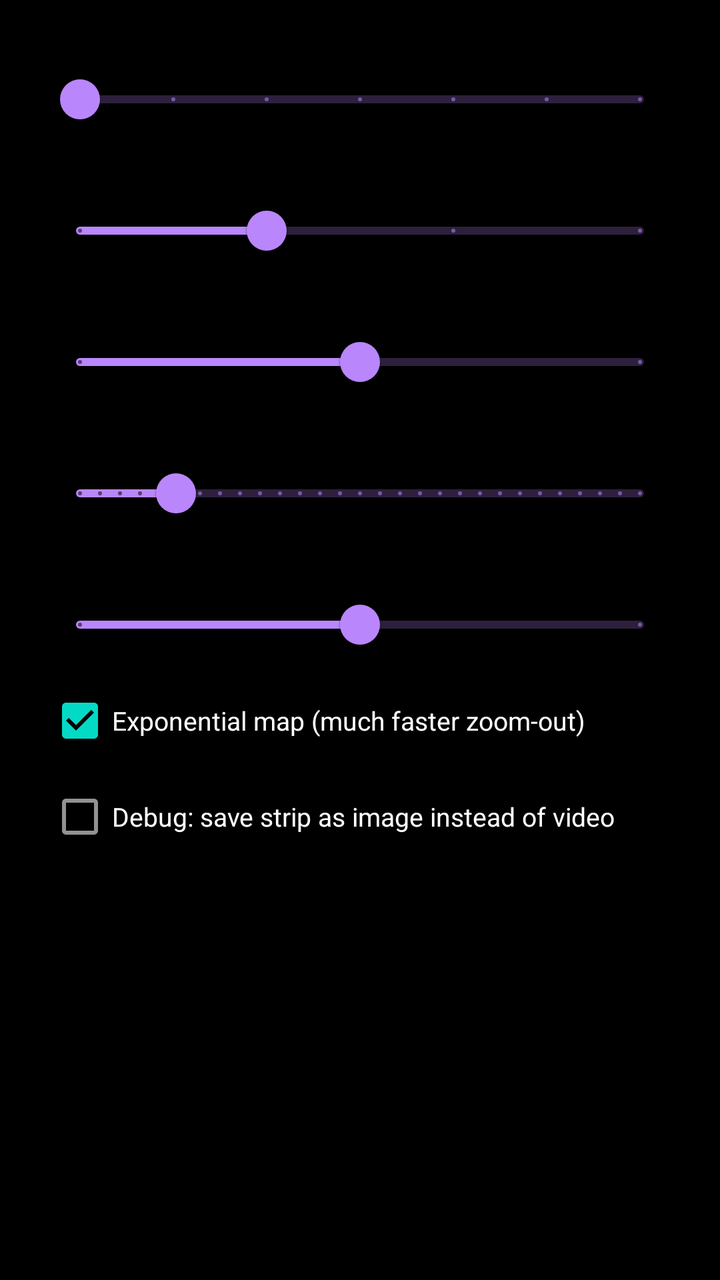
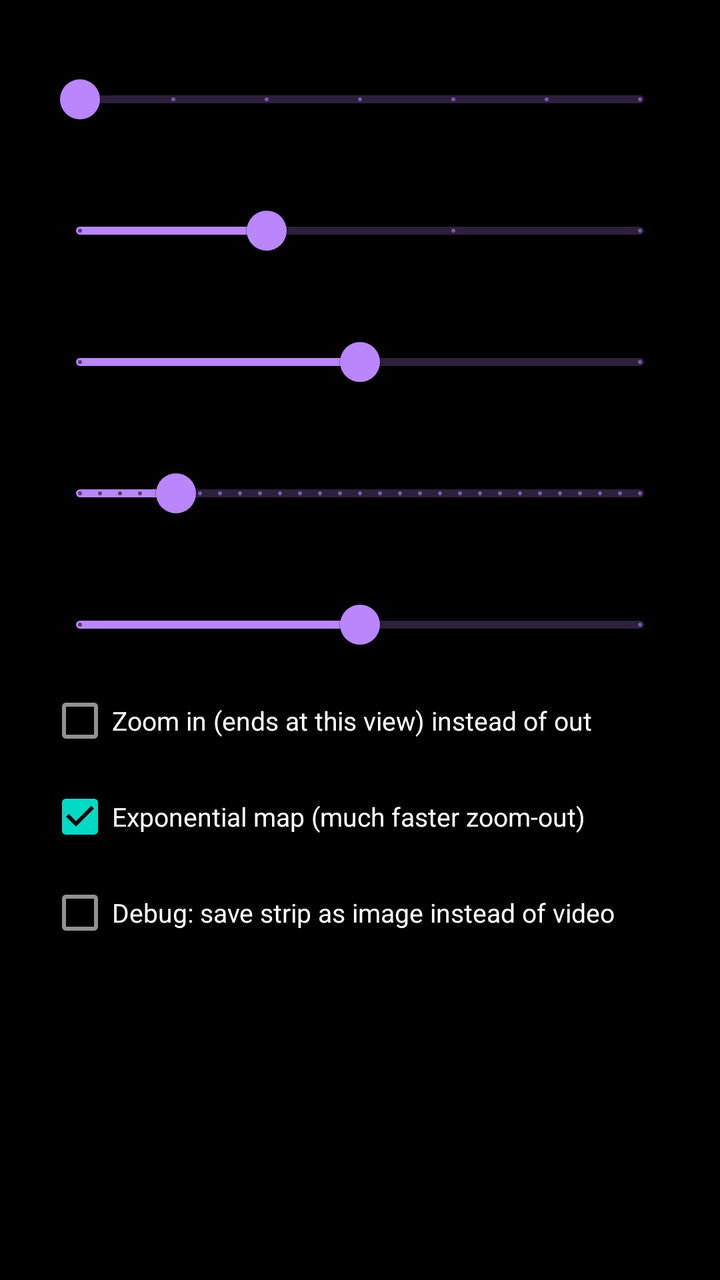

An Android layout rendered at two revisions. The XML below is the earlier revision; the diff shows what the commit changed to produce the second picture.
<!-- AndroidManifest.xml: application theme Theme.DeepZoom -->
<!-- res/layout/dialog_video.xml -->
<?xml version="1.0" encoding="utf-8"?>
<ScrollView xmlns:android="http://schemas.android.com/apk/res/android"
    xmlns:app="http://schemas.android.com/apk/res-auto"
    android:layout_width="match_parent"
    android:layout_height="wrap_content">

    <LinearLayout
        android:layout_width="match_parent"
        android:layout_height="wrap_content"
        android:orientation="vertical"
        android:paddingStart="24dp"
        android:paddingEnd="24dp"
        android:paddingTop="8dp">

        <TextView
            android:id="@+id/v_aspect_label"
            android:layout_width="wrap_content"
            android:layout_height="wrap_content"
            android:textSize="13sp" />

        <com.google.android.material.slider.Slider
            android:id="@+id/v_aspect"
            android:layout_width="match_parent"
            android:layout_height="wrap_content"
            android:valueFrom="0"
            android:valueTo="6"
            android:stepSize="1"
            android:value="0"
            app:labelBehavior="gone" />

        <TextView
            android:id="@+id/v_res_label"
            android:layout_width="wrap_content"
            android:layout_height="wrap_content"
            android:textSize="13sp" />

        <com.google.android.material.slider.Slider
            android:id="@+id/v_res"
            android:layout_width="match_parent"
            android:layout_height="wrap_content"
            android:valueFrom="0"
            android:valueTo="3"
            android:stepSize="1"
            android:value="1"
            app:labelBehavior="gone" />

        <TextView
            android:id="@+id/v_fps_label"
            android:layout_width="wrap_content"
            android:layout_height="wrap_content"
            android:textSize="13sp" />

        <com.google.android.material.slider.Slider
            android:id="@+id/v_fps"
            android:layout_width="match_parent"
            android:layout_height="wrap_content"
            android:valueFrom="0"
            android:valueTo="2"
            android:stepSize="1"
            android:value="1"
            app:labelBehavior="gone" />

        <TextView
            android:id="@+id/v_zoom_label"
            android:layout_width="wrap_content"
            android:layout_height="wrap_content"
            android:textSize="13sp" />

        <com.google.android.material.slider.Slider
            android:id="@+id/v_zoom"
            android:layout_width="match_parent"
            android:layout_height="wrap_content"
            android:valueFrom="1.005"
            android:valueTo="1.15"
            android:stepSize="0.005"
            android:value="1.03"
            app:labelBehavior="gone" />

        <TextView
            android:id="@+id/v_quality_label"
            android:layout_width="wrap_content"
            android:layout_height="wrap_content"
            android:textSize="13sp" />

        <com.google.android.material.slider.Slider
            android:id="@+id/v_quality"
            android:layout_width="match_parent"
            android:layout_height="wrap_content"
            android:valueFrom="0"
            android:valueTo="2"
            android:stepSize="1"
            android:value="1"
            app:labelBehavior="gone" />

        <CheckBox
            android:id="@+id/v_expmap"
            android:layout_width="match_parent"
            android:layout_height="wrap_content"
            android:checked="true"
            android:text="Exponential map (much faster zoom-out)"
            android:textSize="13sp" />

        <CheckBox
            android:id="@+id/v_dumpstrip"
            android:layout_width="match_parent"
            android:layout_height="wrap_content"
            android:checked="false"
            android:text="Debug: save strip as image instead of video"
            android:textSize="13sp" />

        <TextView
            android:id="@+id/v_summary"
            android:layout_width="match_parent"
            android:layout_height="wrap_content"
            android:paddingTop="8dp"
            android:textSize="13sp"
            android:textStyle="bold" />

        <TextView
            android:id="@+id/v_warning"
            android:layout_width="match_parent"
            android:layout_height="wrap_content"
            android:paddingTop="6dp"
            android:textSize="12sp" />
    </LinearLayout>
</ScrollView>
<!-- resources referenced by this layout -->
<resources>
  <style name="Theme.DeepZoom" parent="Theme.MaterialComponents.NoActionBar">
          <item name="android:statusBarColor">#00000000</item>
          <item name="android:navigationBarColor">#00000000</item>
          <item name="android:windowBackground">#000000</item>
      </style>
</resources>

<!-- the commit's change to res/layout/dialog_video.xml (unified diff, before → after) -->
@@ -93,6 +93,14 @@
             app:labelBehavior="gone" />
 
         <CheckBox
+            android:id="@+id/v_zoomin"
+            android:layout_width="match_parent"
+            android:layout_height="wrap_content"
+            android:checked="false"
+            android:text="Zoom in (ends at this view) instead of out"
+            android:textSize="13sp" />
+
+        <CheckBox
             android:id="@+id/v_expmap"
             android:layout_width="match_parent"
             android:layout_height="wrap_content"
